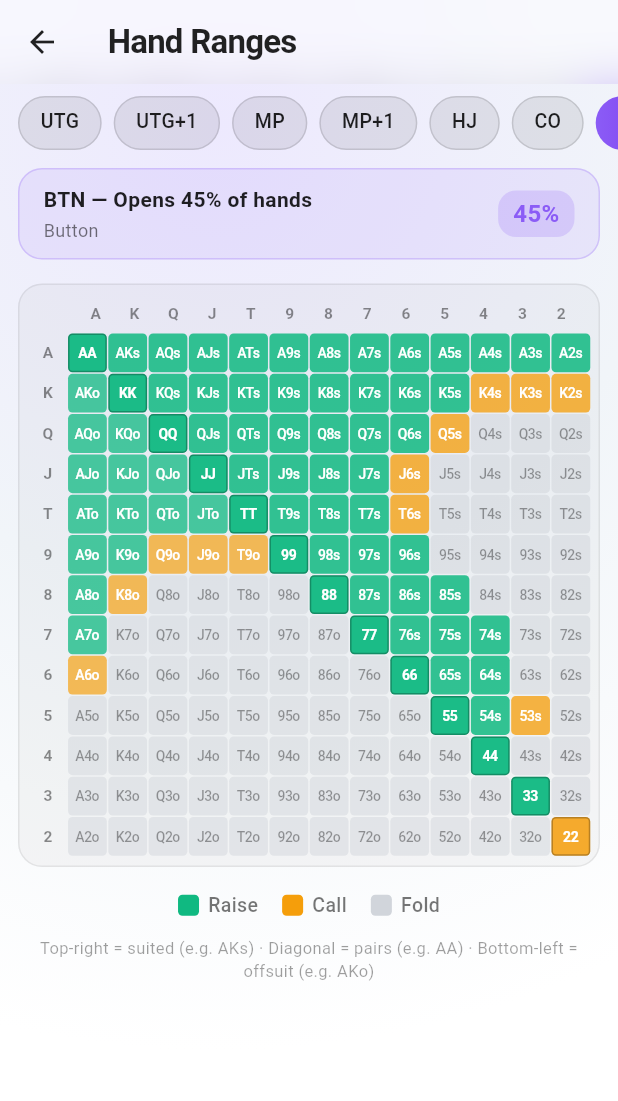
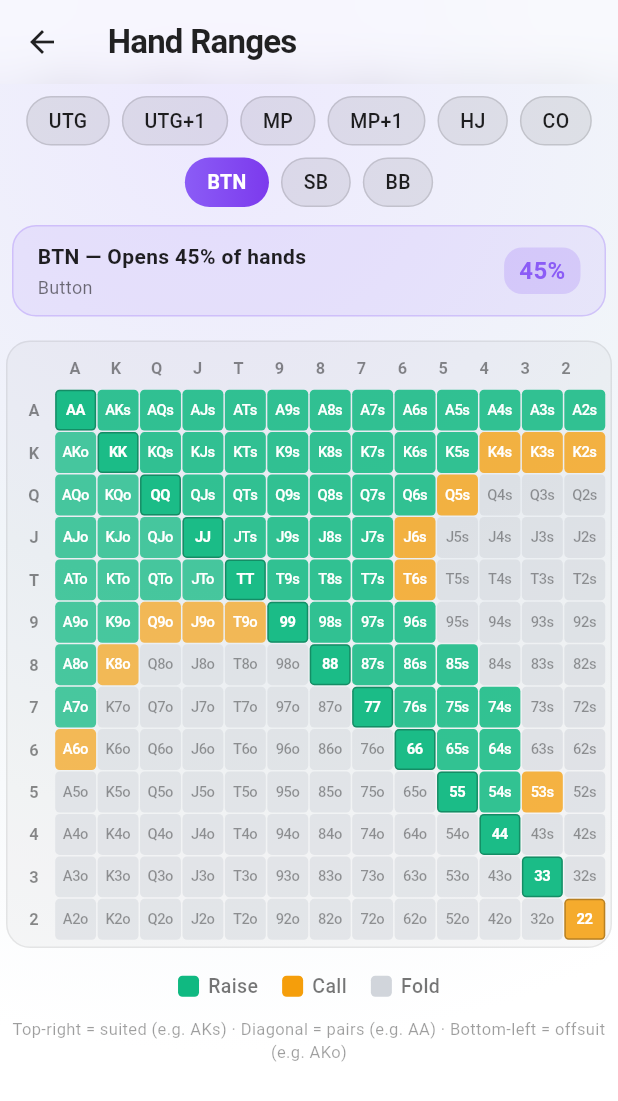
Before and after one commit to kvesen/PokerHandSuggester, a Flutter app: the RangeChartScreen screen opened directly, on a phone screen of 412 x 824 dp. Shown: the top 1101 px of the screen. Run offline on Flutter 3.47's test engine with Material 3 defaults, Android fonts, the phone set to English and light mode, and no system bars; our stand-ins replace camera, firebase_core, firebase_crashlytics, hive_flutter, image_picker, package_info_plus and 2 more; missing offline and left inert: tflite_flutter; accounts and stored records are empty.

Commit message:
UX: Replace game mode dropdown with chips, fix grid fit, wrap position selector
Agent-Logs-Url: https://github.com/kvesen/PokerHandSuggester/sessions/3bef31b7-0742-4aa9-9880-e80045c286b9

Co-authored-by: kvesen <267813801+kvesen@users.noreply.github.com>

```diff
--- a/lib/ui/screens/range_chart_screen.dart
+++ b/lib/ui/screens/range_chart_screen.dart
@@ -123,9 +123,9 @@ class _RangeChartScreenState extends State<RangeChartScreen> {
               Expanded(
                 child: SingleChildScrollView(
                   padding: EdgeInsets.fromLTRB(
-                    12,
+                    4,
                     8,
-                    12,
+                    4,
                     MediaQuery.of(context).padding.bottom + 16,
                   ),
                   physics: const BouncingScrollPhysics(),
@@ -154,7 +154,7 @@ class _RangeChartScreenState extends State<RangeChartScreen> {
 }
 
 // ---------------------------------------------------------------------------
-// Position selector — horizontal scrollable chip row
+// Position selector — wrapped chip layout showing all positions at once
 // ---------------------------------------------------------------------------
 
 class _PositionSelector extends StatelessWidget {
@@ -172,15 +172,13 @@ class _PositionSelector extends StatelessWidget {
 
   @override
   Widget build(BuildContext context) {
-    return SizedBox(
-      height: 52,
-      child: ListView.separated(
-        scrollDirection: Axis.horizontal,
-        padding: const EdgeInsets.symmetric(horizontal: 12, vertical: 8),
-        itemCount: positions.length,
-        separatorBuilder: (_, __) => const SizedBox(width: 8),
-        itemBuilder: (context, i) {
-          final pos = positions[i];
+    return Padding(
+      padding: const EdgeInsets.symmetric(horizontal: 12, vertical: 8),
+      child: Wrap(
+        spacing: 8,
+        runSpacing: 8,
+        alignment: WrapAlignment.center,
+        children: positions.map((pos) {
           final isSelected = pos == selected;
           return GestureDetector(
             onTap: () => onChanged(pos),
@@ -209,14 +207,13 @@ class _PositionSelector extends StatelessWidget {
                   color: isSelected
                       ? Colors.white
                       : (isDark ? Colors.white70 : Colors.black87),
-                  fontWeight:
-                      isSelected ? FontWeight.bold : FontWeight.w500,
+                  fontWeight: isSelected ? FontWeight.bold : FontWeight.w500,
                   fontSize: 13,
                 ),
               ),
             ),
           );
-        },
+        }).toList(),
       ),
     );
   }
@@ -239,7 +236,7 @@ class _StatsBar extends StatelessWidget {
     final desc = positionDescription(position).split('—').first.trim();
 
     return Padding(
-      padding: const EdgeInsets.fromLTRB(12, 4, 12, 8),
+      padding: const EdgeInsets.fromLTRB(8, 4, 8, 8),
       child: Container(
         padding: const EdgeInsets.symmetric(horizontal: 16, vertical: 10),
         decoration: BoxDecoration(
@@ -324,7 +321,7 @@ class _CellTooltip extends StatelessWidget {
     };
 
     return Padding(
-      padding: const EdgeInsets.fromLTRB(12, 0, 12, 8),
+      padding: const EdgeInsets.fromLTRB(8, 0, 8, 8),
       child: Container(
         width: double.infinity,
         padding: const EdgeInsets.symmetric(horizontal: 16, vertical: 10),
@@ -435,10 +432,9 @@ class _RangeGrid extends StatelessWidget {
   Widget build(BuildContext context) {
     return LayoutBuilder(
       builder: (context, constraints) {
-        // Container padding: EdgeInsets.all(6) => 6px × 2 = 12px
+        // Container padding: EdgeInsets.all(4) => 4px on each side × 2 = 8px total
         // Cell margins: EdgeInsets.all(0.5) × 2 sides × 14 columns = 14px
-        final cellSize =
-            ((constraints.maxWidth - 12 - 14) / 14).clamp(12.0, 34.0);
+        final cellSize = ((constraints.maxWidth - 8 - 14) / 14).clamp(12.0, double.infinity);
         final fontSize = (cellSize * 0.36).clamp(6.0, 12.0);
         final labelFontSize = (cellSize * 0.40).clamp(6.5, 13.0);
 
@@ -456,13 +452,12 @@ class _RangeGrid extends StatelessWidget {
           color: (isDark ? Colors.white : Colors.black).withValues(alpha: 0.07),
         ),
       ),
-      padding: const EdgeInsets.all(6),
+      padding: const EdgeInsets.all(4),
       child: Column(
         mainAxisSize: MainAxisSize.min,
         children: [
           // Header row: blank + rank labels
           Row(
-            mainAxisSize: MainAxisSize.min,
             children: [
               SizedBox(width: cellSize, height: cellSize),
               for (int col = 0; col < 13; col++)
@@ -477,7 +472,6 @@ class _RangeGrid extends StatelessWidget {
           // Data rows
           for (int row = 0; row < 13; row++)
             Row(
-              mainAxisSize: MainAxisSize.min,
               children: [
                 // Row rank label
                 _RankLabel(
```
Also changed, not shown: lib/ui/screens/manual_input_screen.dart (+42 -31 lines).
